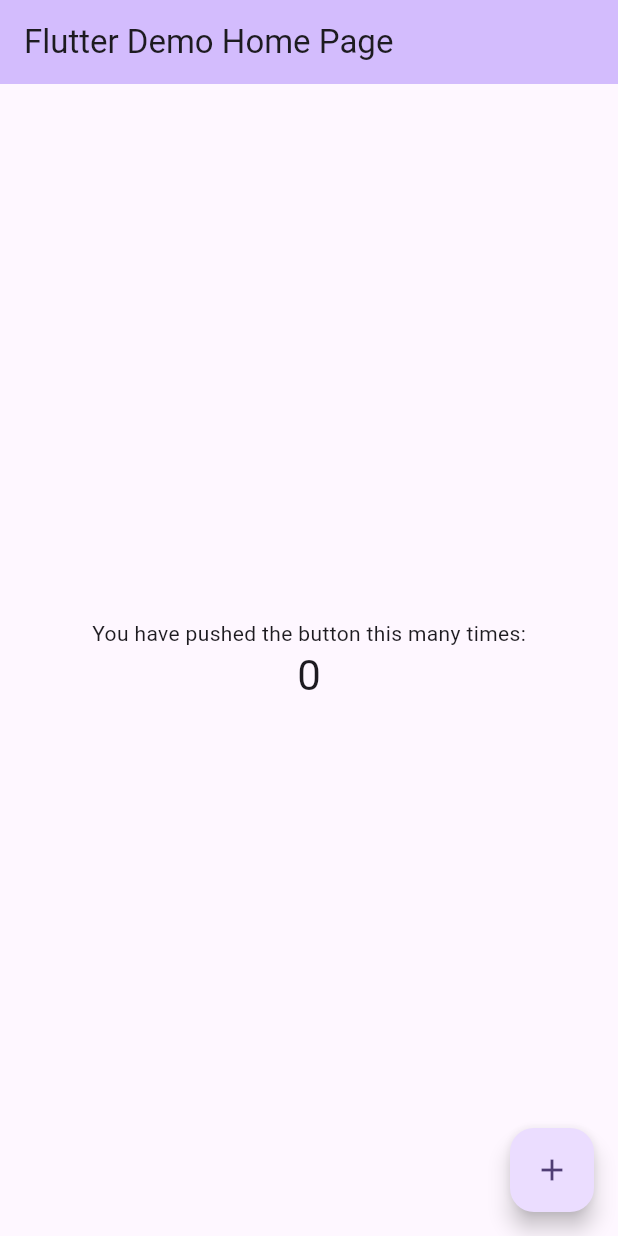
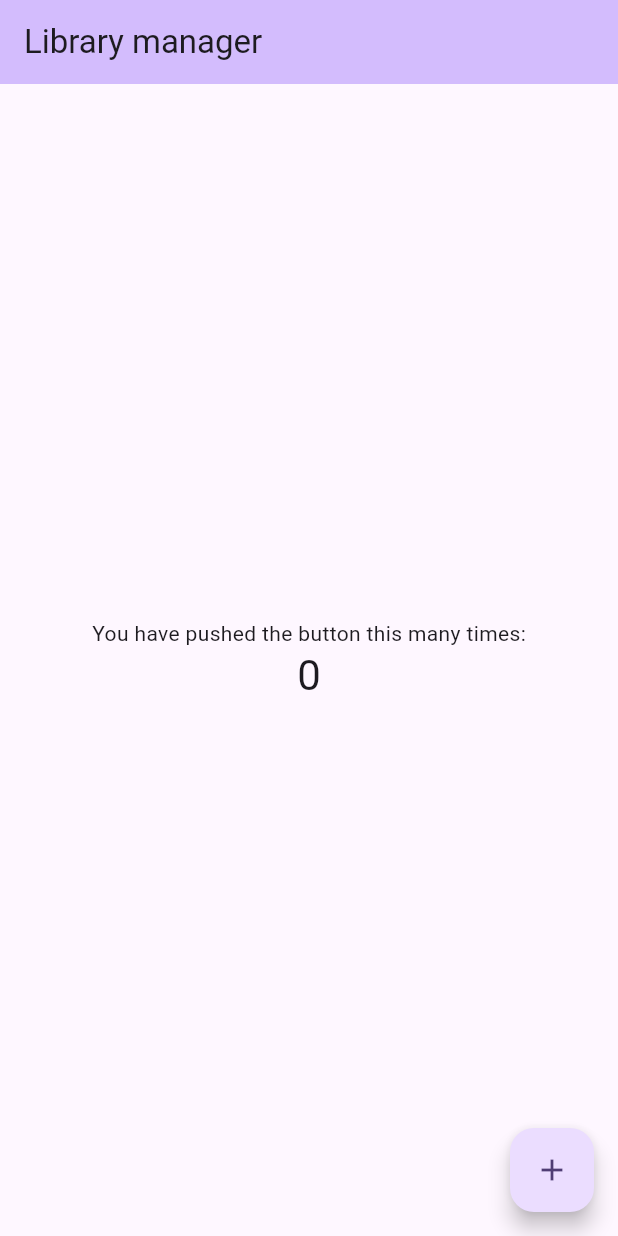
Before and after one commit to cherifcodes/library_app, a Flutter app: the screen it shows after launch, on a phone screen of 412 x 824 dp. Run offline on Flutter 3.47's test engine with Material 3 defaults, Android fonts, the phone set to English and light mode, and no system bars.

Commit message:
Build for release.

```diff
--- a/lib/main.dart
+++ b/lib/main.dart
@@ -11,42 +11,19 @@ class MyApp extends StatelessWidget {
   @override
   Widget build(BuildContext context) {
     return MaterialApp(
-      title: 'Flutter Demo',
+      title: 'Library manager',
       theme: ThemeData(
-        // This is the theme of your application.
-        //
-        // TRY THIS: Try running your application with "flutter run". You'll see
-        // the application has a purple toolbar. Then, without quitting the app,
-        // try changing the seedColor in the colorScheme below to Colors.green
-        // and then invoke "hot reload" (save your changes or press the "hot
-        // reload" button in a Flutter-supported IDE, or press "r" if you used
-        // the command line to start the app).
-        //
-        // Notice that the counter didn't reset back to zero; the application
-        // state is not lost during the reload. To reset the state, use hot
-        // restart instead.
-        //
-        // This works for code too, not just values: Most code changes can be
-        // tested with just a hot reload.
         colorScheme: ColorScheme.fromSeed(seedColor: Colors.deepPurple),
         useMaterial3: true,
       ),
-      home: const MyHomePage(title: 'Flutter Demo Home Page'),
+      debugShowCheckedModeBanner: false,
+      home: const MyHomePage(title: 'Library manager'),
     );
   }
 }
 
 class MyHomePage extends StatefulWidget {
   const MyHomePage({super.key, required this.title});
-
-  // This widget is the home page of your application. It is stateful, meaning
-  // that it has a State object (defined below) that contains fields that affect
-  // how it looks.
-
-  // This class is the configuration for the state. It holds the values (in this
-  // case the title) provided by the parent (in this case the App widget) and
-  // used by the build method of the State. Fields in a Widget subclass are
-  // always marked "final".
 
   final String title;
 
@@ -59,50 +36,19 @@ class _MyHomePageState extends State<MyHomePage> {
 
   void _incrementCounter() {
     setState(() {
-      // This call to setState tells the Flutter framework that something has
-      // changed in this State, which causes it to rerun the build method below
-      // so that the display can reflect the updated values. If we changed
-      // _counter without calling setState(), then the build method would not be
-      // called again, and so nothing would appear to happen.
       _counter++;
     });
   }
 
   @override
   Widget build(BuildContext context) {
-    // This method is rerun every time setState is called, for instance as done
-    // by the _incrementCounter method above.
-    //
-    // The Flutter framework has been optimized to make rerunning build methods
-    // fast, so that you can just rebuild anything that needs updating rather
-    // than having to individually change instances of widgets.
     return Scaffold(
       appBar: AppBar(
-        // TRY THIS: Try changing the color here to a specific color (to
-        // Colors.amber, perhaps?) and trigger a hot reload to see the AppBar
-        // change color while the other colors stay the same.
         backgroundColor: Theme.of(context).colorScheme.inversePrimary,
-        // Here we take the value from the MyHomePage object that was created by
-        // the App.build method, and use it to set our appbar title.
         title: Text(widget.title),
       ),
       body: Center(
-        // Center is a layout widget. It takes a single child and positions it
-        // in the middle of the parent.
         child: Column(
-          // Column is also a layout widget. It takes a list of children and
-          // arranges them vertically. By default, it sizes itself to fit its
-          // children horizontally, and tries to be as tall as its parent.
-          //
-          // Column has various properties to control how it sizes itself and
-          // how it positions its children. Here we use mainAxisAlignment to
-          // center the children vertically; the main axis here is the vertical
-          // axis because Columns are vertical (the cross axis would be
-          // horizontal).
-          //
-          // TRY THIS: Invoke "debug painting" (choose the "Toggle Debug Paint"
-          // action in the IDE, or press "p" in the console), to see the
-          // wireframe for each widget.
           mainAxisAlignment: MainAxisAlignment.center,
           children: <Widget>[
             const Text(
```
Also changed, not shown: 3 other files.
